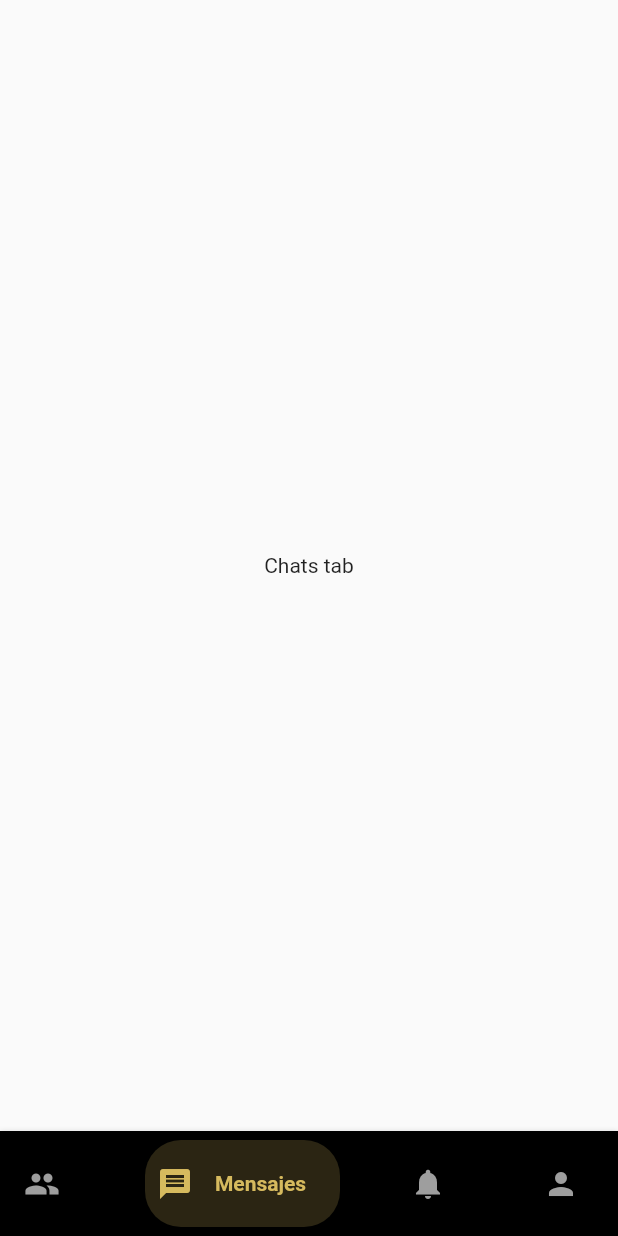
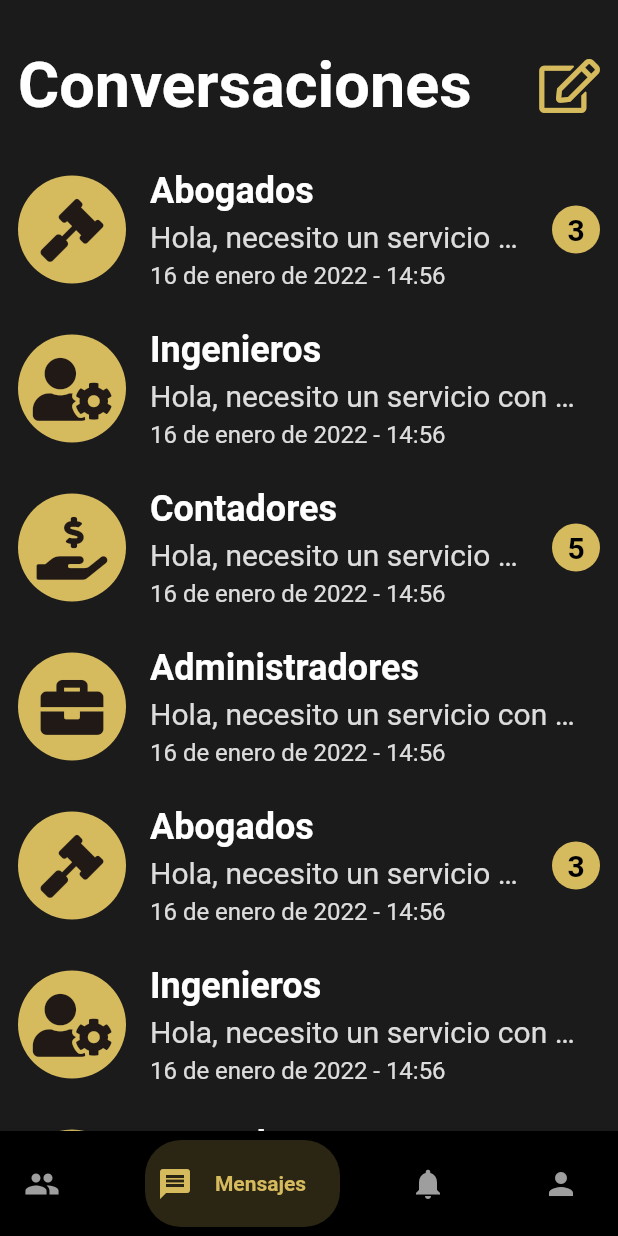
Before and after one commit to paulmrg-461/flutter_vista_app, a Flutter app: the HomePage screen opened by its route, item 2 of the bottom bar chosen, on a phone screen of 412 x 824 dp. Run offline on Flutter 3.47's test engine with Material 2 defaults, Android fonts, the light colour scheme and no system bars; our stand-ins replace animate_do, flutter_svg, font_awesome_flutter.

Commit message:
UI: ChatListTab: UI is Ok!

```diff
--- a/lib/main.dart
+++ b/lib/main.dart
@@ -18,7 +18,7 @@ class MyApp extends StatelessWidget {
             primary: const Color(0xffD6BA5E),
             secondary: const Color(0xffD6BA5E)),
         appBarTheme: const AppBarTheme(
-            color: Color(0xff211915), centerTitle: true, elevation: 1.5),
+            color: Color(0xff1B1B1B), centerTitle: true, elevation: 1.5),
       ),
     );
   }
--- a/lib/pages/home_page.dart
+++ b/lib/pages/home_page.dart
@@ -6,7 +6,6 @@ import 'package:grupo_vista_app/pages/tabs/notifications_tab.dart';
 import 'package:grupo_vista_app/pages/tabs/profile_tab.dart';
 import 'package:grupo_vista_app/pages/tabs/services_tab.dart';
 import 'package:grupo_vista_app/widgets/custom_animateed_bottom_bar.dart';
-import 'package:grupo_vista_app/widgets/custom_appbar.dart';
 
 class HomePage extends StatefulWidget {
   HomePage({Key? key}) : super(key: key);
@@ -75,7 +74,7 @@ class _HomePageState extends State<HomePage> {
 
   Widget getBody() {
     List<Widget> pages = [
-      ServicesTab(),
+      const ServicesTab(),
       const ChatsTab(),
       const NotificationsTab(),
       const ProfileTab()
--- a/lib/pages/login_page.dart
+++ b/lib/pages/login_page.dart
@@ -13,7 +13,7 @@ class LoginPage extends StatelessWidget {
     return SafeArea(
       child: Scaffold(
         // backgroundColor: Colors.black54,
-        backgroundColor: const Color(0xff211915),
+        backgroundColor: const Color(0xff1B1B1B),
         body: Center(
           child: SingleChildScrollView(
             physics: const BouncingScrollPhysics(),
--- a/lib/pages/register_page.dart
+++ b/lib/pages/register_page.dart
@@ -12,7 +12,7 @@ class RegisterPage extends StatelessWidget {
     TextEditingController passwordController = TextEditingController();
     return SafeArea(
       child: Scaffold(
-        backgroundColor: const Color(0xff211915),
+        backgroundColor: const Color(0xff1B1B1B),
         appBar: AppBar(
           title: const Text(
             'Quiero registrarme',
--- a/lib/pages/tabs/chats_tab.dart
+++ b/lib/pages/tabs/chats_tab.dart
@@ -1,13 +1,102 @@
 import 'package:flutter/material.dart';
+import 'package:font_awesome_flutter/font_awesome_flutter.dart';
+import 'package:grupo_vista_app/widgets/chats_list_item.dart';
 
 class ChatsTab extends StatelessWidget {
   const ChatsTab({Key? key}) : super(key: key);
 
   @override
   Widget build(BuildContext context) {
-    return const Scaffold(
-      body: Center(
-        child: Text('Chats tab'),
+    return SafeArea(
+      child: Scaffold(
+        backgroundColor: const Color(0xff1B1B1B),
+        body: Padding(
+          padding: const EdgeInsets.only(left: 12, right: 12, top: 32),
+          child: Column(
+            children: [
+              Row(
+                mainAxisAlignment: MainAxisAlignment.spaceBetween,
+                children: [
+                  const Text(
+                    'Conversaciones',
+                    style: TextStyle(
+                        color: Colors.white,
+                        fontSize: 42,
+                        fontWeight: FontWeight.bold),
+                  ),
+                  const FaIcon(
+                    FontAwesomeIcons.edit,
+                    size: 36,
+                    color: Color(0xffD6BA5E),
+                  )
+                ],
+              ),
+              const SizedBox(
+                height: 32.0,
+              ),
+              Expanded(
+                  child: SingleChildScrollView(
+                physics: const BouncingScrollPhysics(),
+                child: Column(
+                  children: [
+                    const ChatListItem(
+                      icon: FontAwesomeIcons.gavel,
+                      title: 'Abogados',
+                      message: 'Hola, necesito un servicio con el Grupo Vista',
+                      date: '16 de enero de 2022 - 14:56',
+                      counter: 3,
+                    ),
+                    const ChatListItem(
+                        icon: FontAwesomeIcons.userCog,
+                        title: 'Ingenieros',
+                        message:
+                            'Hola, necesito un servicio con el Grupo Vista',
+                        date: '16 de enero de 2022 - 14:56'),
+                    const ChatListItem(
+                      icon: FontAwesomeIcons.handHoldingUsd,
+                      title: 'Contadores',
+                      message: 'Hola, necesito un servicio con el Grupo Vista',
+                      date: '16 de enero de 2022 - 14:56',
+                      counter: 5,
+                    ),
+                    const ChatListItem(
+                        icon: FontAwesomeIcons.briefcase,
+                        title: 'Administradores',
+                        message:
+                            'Hola, necesito un servicio con el Grupo Vista',
+                        date: '16 de enero de 2022 - 14:56'),
+                    const ChatListItem(
+                      icon: FontAwesomeIcons.gavel,
+                      title: 'Abogados',
+                      message: 'Hola, necesito un servicio con el Grupo Vista',
+                      date: '16 de enero de 2022 - 14:56',
+                      counter: 3,
+                    ),
+                    const ChatListItem(
+                        icon: FontAwesomeIcons.userCog,
+                        title: 'Ingenieros',
+                        message:
+                            'Hola, necesito un servicio con el Grupo Vista',
+                        date: '16 de enero de 2022 - 14:56'),
+                    const ChatListItem(
+                      icon: FontAwesomeIcons.handHoldingUsd,
+                      title: 'Contadores',
+                      message: 'Hola, necesito un servicio con el Grupo Vista',
+                      date: '16 de enero de 2022 - 14:56',
+                      counter: 5,
+                    ),
+                    const ChatListItem(
+                        icon: FontAwesomeIcons.briefcase,
+                        title: 'Administradores',
+                        message:
+                            'Hola, necesito un servicio con el Grupo Vista',
+                        date: '16 de enero de 2022 - 14:56'),
+                  ],
+                ),
+              ))
+            ],
+          ),
+        ),
       ),
     );
   }
--- a/lib/pages/tabs/services_tab.dart
+++ b/lib/pages/tabs/services_tab.dart
@@ -43,7 +43,7 @@ class ServicesTab extends StatelessWidget {
         .toList();
 
     return Scaffold(
-      backgroundColor: const Color(0xff211915),
+      backgroundColor: const Color(0xff1B1B1B),
       body: Stack(
         children: [
           Container(
@@ -67,30 +67,15 @@ class ServicesTab extends StatelessWidget {
   }
 }
 
-class FatButtonTemp extends StatelessWidget {
-  const FatButtonTemp({Key? key}) : super(key: key);
-
+class _HeaderWidget extends StatelessWidget {
   @override
   Widget build(BuildContext context) {
-    return FatButton(
-      icon: FontAwesomeIcons.carCrash,
-      title: 'Motor Accident',
-      onPressed: () => print('Hola amiguis'),
-      gradientColor1: const Color(0xff6989F5),
-      gradientColor2: const Color(0xff906EF5),
+    return const IconHeader(
+      icon: FontAwesomeIcons.globe,
+      subtitle: 'Grupo Vista',
+      title: 'Servicios disponibles',
+      color1: Color(0xff694706),
+      color2: Color(0xffD6BA5E),
     );
   }
 }
-
-class _HeaderWidget extends StatelessWidget {
-  @override
-  Widget build(BuildContext context) {
-    return IconHeader(
-      icon: FontAwesomeIcons.globe,
-      subtitle: 'Grupo Vista',
-      title: 'Servicios disponibles',
-      color1: const Color(0xff694706),
-      color2: const Color(0xffD6BA5E),
-    );
-  }
-}
--- /dev/null
+++ b/lib/widgets/chats_list_item.dart
@@ -0,0 +1,96 @@
+import 'package:flutter/material.dart';
+import 'package:font_awesome_flutter/font_awesome_flutter.dart';
+
+class ChatListItem extends StatelessWidget {
+  final IconData? icon;
+  final String? title;
+  final String? message;
+  final String? date;
+  final int? counter;
+  const ChatListItem(
+      {Key? key,
+      @required this.icon,
+      @required this.title,
+      @required this.message,
+      @required this.date,
+      this.counter = 0})
+      : super(key: key);
+
+  @override
+  Widget build(BuildContext context) {
+    return Padding(
+      padding: const EdgeInsets.only(bottom: 26),
+      child: Row(
+        children: [
+          Container(
+            width: 72,
+            height: 72,
+            decoration: const BoxDecoration(
+              color: Color(0xffD6BA5E),
+              shape: BoxShape.circle,
+            ),
+            child: Center(
+                child: FaIcon(
+              icon!,
+              size: 42,
+              color: const Color(0xff211915),
+            )),
+          ),
+          Expanded(
+            child: Padding(
+              padding: const EdgeInsets.symmetric(horizontal: 16),
+              child: Column(
+                crossAxisAlignment: CrossAxisAlignment.start,
+                children: [
+                  Text(
+                    title!,
+                    style: const TextStyle(
+                        fontSize: 24,
+                        color: Colors.white,
+                        fontWeight: FontWeight.w600),
+                  ),
+                  Padding(
+                    padding: const EdgeInsets.symmetric(vertical: 5),
+                    child: Text(
+                      message!,
+                      overflow: TextOverflow.ellipsis,
+                      style: TextStyle(
+                          fontSize: 20,
+                          color: Colors.white.withOpacity(0.85),
+                          fontWeight: FontWeight.w400),
+                    ),
+                  ),
+                  Text(
+                    date!,
+                    style: TextStyle(
+                        fontSize: 16,
+                        color: Colors.white.withOpacity(0.85),
+                        fontWeight: FontWeight.w400),
+                  ),
+                ],
+              ),
+            ),
+          ),
+          counter == 0
+              ? Container()
+              : Container(
+                  width: 32,
+                  height: 32,
+                  decoration: const BoxDecoration(
+                    color: Color(0xffD6BA5E),
+                    shape: BoxShape.circle,
+                  ),
+                  child: Center(
+                      child: Text(
+                    '$counter',
+                    style: const TextStyle(
+                        fontSize: 20,
+                        color: Colors.black,
+                        fontWeight: FontWeight.bold),
+                  )),
+                ),
+        ],
+      ),
+    );
+  }
+}
--- a/lib/widgets/headers.dart
+++ b/lib/widgets/headers.dart
@@ -7,10 +7,9 @@ class CurvedHeader extends StatelessWidget {
 
   @override
   Widget build(BuildContext context) {
-    return Container(
+    return SizedBox(
       height: double.infinity,
       width: double.infinity,
-      //color: Color(0xff615AAB),
       child: CustomPaint(
         painter: _CurvedHeaderPainter(),
       ),
@@ -23,11 +22,8 @@ class _CurvedHeaderPainter extends CustomPainter {
   void paint(Canvas canvas, Size size) {
     final paint = Paint();
     //Properties
-    paint.color = Color(0xff615AAB);
+    paint.color = const Color(0xff615AAB);
     paint.style = PaintingStyle.fill;
-    //paint.style = PaintingStyle.stroke;
-    //paint.strokeWidth = 20.0;
-
     final path = Path();
     //Draw with the path and paint
     path.lineTo(0, size.height * 0.3);
@@ -50,7 +46,7 @@ class WaveHeader extends StatelessWidget {
 
   @override
   Widget build(BuildContext context) {
-    return Container(
+    return SizedBox(
       height: double.infinity,
       width: double.infinity,
       //color: Color(0xff615AAB),
@@ -66,10 +62,8 @@ class _WaveHeaderPainter extends CustomPainter {
   void paint(Canvas canvas, Size size) {
     final paint = Paint();
     //Properties
-    paint.color = Color(0xff615AAB);
+    paint.color = const Color(0xff615AAB);
     paint.style = PaintingStyle.fill;
-    //paint.style = PaintingStyle.stroke;
-    //paint.strokeWidth = 20.0;
 
     final path = Path();
     //Draw with the path and paint
@@ -97,13 +91,14 @@ class IconHeader extends StatelessWidget {
   final Color? color1;
   final Color? color2;
 
-  IconHeader({
+  const IconHeader({
+    Key? key,
     @required this.icon,
     @required this.title,
     @required this.subtitle,
     this.color1 = Colors.deepPurpleAccent,
     this.color2 = Colors.deepPurple,
-  });
+  }) : super(key: key);
 
   @override
   Widget build(BuildContext context) {
@@ -146,11 +141,6 @@ class IconHeader extends StatelessWidget {
               semanticsLabel: 'Logo Grupo Vista',
               height: 110,
             )
-            // FaIcon(
-            //   icon!,
-            //   size: 80.0,
-            //   color: Colors.white,
-            // ),
           ],
         )
       ],
```
